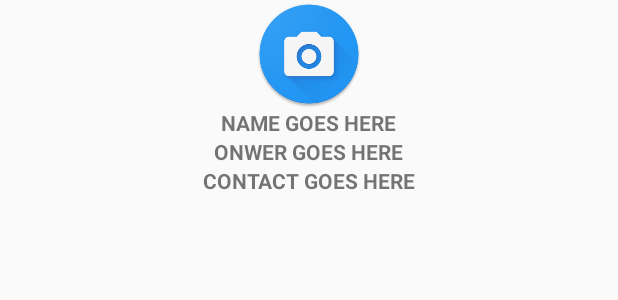
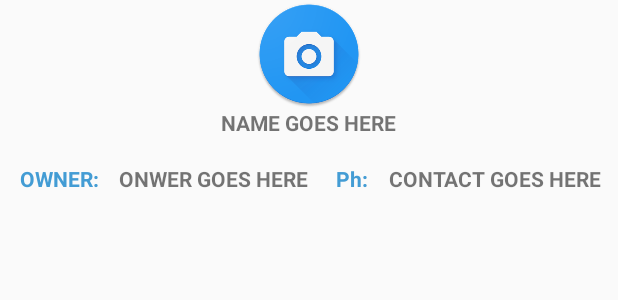
Before and after one commit to PratikshaMore/BUDDY-1, an Android app: the layout history_list_header.xml on its own in the app's theme, with its tools: preview values and no code run, on a phone screen of 412 x 824 dp. Shown: the top 300 px of the screen. Run offline under Robolectric (Android 15) with nearby library versions, the phone set to English and light mode, and no system bars.

Commit message:
icon,toolbar color,orientation changed

```diff
--- a/app/src/main/res/layout/history_add.xml
+++ b/app/src/main/res/layout/history_add.xml
@@ -9,7 +9,7 @@
         android:id="@+id/my_toolbar"
         android:layout_width="match_parent"
         android:layout_height="?attr/actionBarSize"
-        android:background="#0ce262"
+        android:background="#439cd4"
         android:elevation="4dp"
         android:theme="@style/ThemeOverlay.AppCompat.ActionBar"
         app:popupTheme="@style/ThemeOverlay.AppCompat.Light"/>
--- a/app/src/main/res/layout/history_list.xml
+++ b/app/src/main/res/layout/history_list.xml
@@ -10,7 +10,7 @@
         android:id="@+id/my_toolbar"
         android:layout_width="match_parent"
         android:layout_height="?attr/actionBarSize"
-        android:background="#08bc50"
+        android:background="#439cd4"
 
         android:elevation="4dp"
         android:theme="@style/ThemeOverlay.AppCompat.ActionBar"
--- a/app/src/main/res/layout/history_list_header.xml
+++ b/app/src/main/res/layout/history_list_header.xml
@@ -32,26 +32,52 @@
             android:text="NAME GOES HERE"
             android:textStyle="bold" />
 
-        <TextView
-            android:id="@+id/petProfileCardOwner"
-            android:layout_width="wrap_content"
-            android:layout_height="wrap_content"
-            android:layout_below="@id/petProfileCardName"
-            android:layout_centerHorizontal="true"
-            android:text="ONWER GOES HERE"
-            android:textStyle="bold" />
+    </RelativeLayout>
 
     <TextView
         android:id="@+id/petProfileCardContact"
         android:layout_width="wrap_content"
         android:layout_height="wrap_content"
-            android:layout_below="@id/petProfileCardOwner"
-            android:layout_centerHorizontal="true"
+        android:layout_alignParentEnd="true"
+        android:layout_below="@+id/petProfileCard"
+        android:layout_marginEnd="11dp"
+        android:layout_marginTop="18dp"
         android:text="CONTACT GOES HERE"
         android:textStyle="bold" />
 
-    </RelativeLayout>
+    <TextView
+        android:id="@+id/petProfileCardOwner"
+        android:layout_width="wrap_content"
+        android:layout_height="wrap_content"
+        android:layout_alignBaseline="@+id/textView6"
+        android:layout_alignBottom="@+id/textView6"
+        android:layout_toEndOf="@+id/textView5"
+        android:text="ONWER GOES HERE"
+        android:textStyle="bold" />
 
+    <TextView
+        android:id="@+id/textView5"
+        android:layout_width="wrap_content"
+        android:layout_height="wrap_content"
+        android:layout_alignBaseline="@+id/petProfileCardOwner"
+        android:layout_alignBottom="@+id/petProfileCardOwner"
+        android:layout_alignParentStart="true"
+        android:layout_marginStart="13dp"
+        android:text="OWNER:    "
+        android:textColor="#439cd4"
+        android:textStyle="bold" />
+
+    <TextView
+        android:id="@+id/textView6"
+        android:layout_width="wrap_content"
+        android:layout_height="wrap_content"
+        android:layout_alignBaseline="@+id/petProfileCardContact"
+        android:layout_alignBottom="@+id/petProfileCardContact"
+        android:layout_marginEnd="14dp"
+        android:layout_toStartOf="@+id/petProfileCardContact"
+        android:text="Ph:"
+        android:textColor="#439cd4"
+        android:textStyle="bold" />
 
 
 </RelativeLayout>
--- a/app/src/main/res/layout/pet_add.xml
+++ b/app/src/main/res/layout/pet_add.xml
@@ -8,7 +8,7 @@
         android:id="@+id/my_toolbar"
         android:layout_width="match_parent"
         android:layout_height="?attr/actionBarSize"
-        android:background="#08bc50"
+        android:background="#439cd4"
         android:elevation="4dp"
         android:theme="@style/ThemeOverlay.AppCompat.ActionBar"
         app:popupTheme="@style/ThemeOverlay.AppCompat.Light"/>
--- a/app/src/main/res/layout/pet_list.xml
+++ b/app/src/main/res/layout/pet_list.xml
@@ -10,7 +10,7 @@
         android:id="@+id/my_toolbar"
         android:layout_width="match_parent"
         android:layout_height="?attr/actionBarSize"
-        android:background="#0ce262"
+        android:background="#439cd4"
         android:elevation="4dp"
         android:theme="@style/ThemeOverlay.AppCompat.ActionBar"
         app:popupTheme="@style/ThemeOverlay.AppCompat.Light"/>
@@ -40,6 +40,7 @@
         android:layout_gravity="right|bottom"
         android:onClick="btnAddNewPetClick"
         android:src="@drawable/ic_add"
+        android:tint="#ffffff"
         app:fabSize="normal"
         app:elevation="0dp"
         app:pressedTranslationZ="0dp"
@@ -56,6 +57,7 @@
         android:layout_gravity="right|bottom"
         android:onClick="btnDeletePetClick"
         android:src="@drawable/trash_icon"
+        android:tint="#ffffff"
         app:fabSize="normal"
         app:elevation="0dp"
         app:pressedTranslationZ="0dp"
```
Also changed, not shown: app/src/main/res/layout/history_page.xml (+29 -5 lines), 1 other file. Lines whose indentation alone changed are shown as unchanged.
